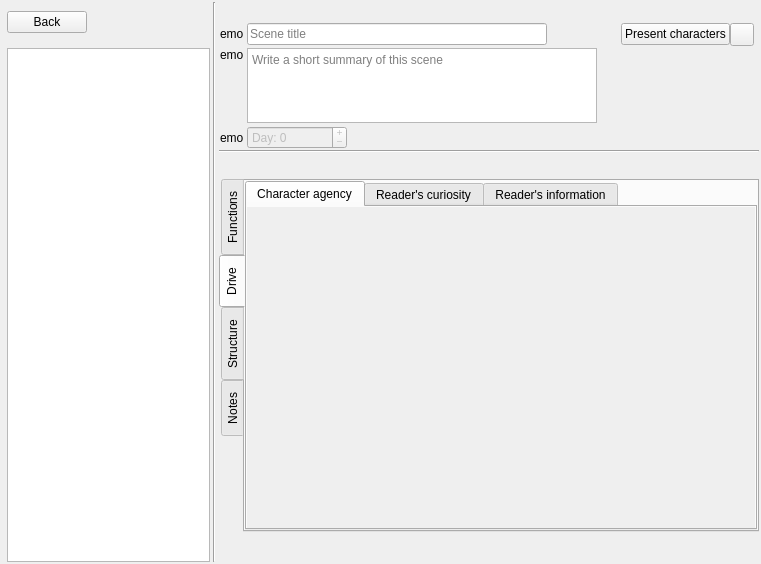
Above: ui/scene_editor.ui from zkovari/plotlyst before the change. Below: the same form after it.
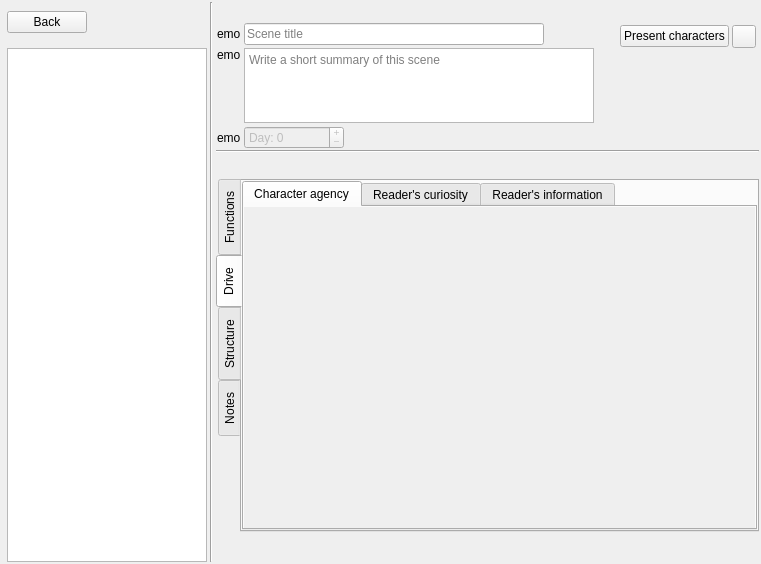
That is the form after the change. Custom widgets are drawn as their Qt base class.

Commit message: Scene and structure link

```diff
--- a/ui/scene_editor.ui
+++ b/ui/scene_editor.ui
@@ -136,9 +136,6 @@
      <property name="bottomMargin">
       <number>5</number>
      </property>
-     <item>
-      <widget class="SceneStoryStructureWidget" name="wdgStructure" native="true"/>
-     </item>
      <item>
       <widget class="QWidget" name="wdgTop" native="true">
        <property name="sizePolicy">
@@ -393,6 +390,21 @@
              </sizepolicy>
             </property>
             <layout class="QHBoxLayout" name="horizontalLayout">
+             <property name="spacing">
+              <number>3</number>
+             </property>
+             <property name="leftMargin">
+              <number>2</number>
+             </property>
+             <property name="topMargin">
+              <number>2</number>
+             </property>
+             <property name="rightMargin">
+              <number>2</number>
+             </property>
+             <property name="bottomMargin">
+              <number>2</number>
+             </property>
              <item alignment="Qt::AlignTop">
               <widget class="QPushButton" name="btnStageCharacterLabel">
                <property name="cursor">
@@ -604,7 +616,7 @@
                  <rect>
                   <x>0</x>
                   <y>0</y>
-                  <width>564</width>
+                  <width>544</width>
                   <height>343</height>
                  </rect>
                 </property>
@@ -715,7 +727,7 @@
                      <rect>
                       <x>0</x>
                       <y>0</y>
-                      <width>560</width>
+                      <width>540</width>
                       <height>315</height>
                      </rect>
                     </property>
@@ -973,12 +985,6 @@
    <extends>QTreeView</extends>
    <header>plotlyst.view.widget.scene</header>
   </customwidget>
-  <customwidget>
-   <class>SceneStoryStructureWidget</class>
-   <extends>QWidget</extends>
-   <header>plotlyst.view.widget.scenes</header>
-   <container>1</container>
-  </customwidget>
   <customwidget>
    <class>LabelsWidget</class>
    <extends>QWidget</extends>
```
The commit also changes 1 other file.
